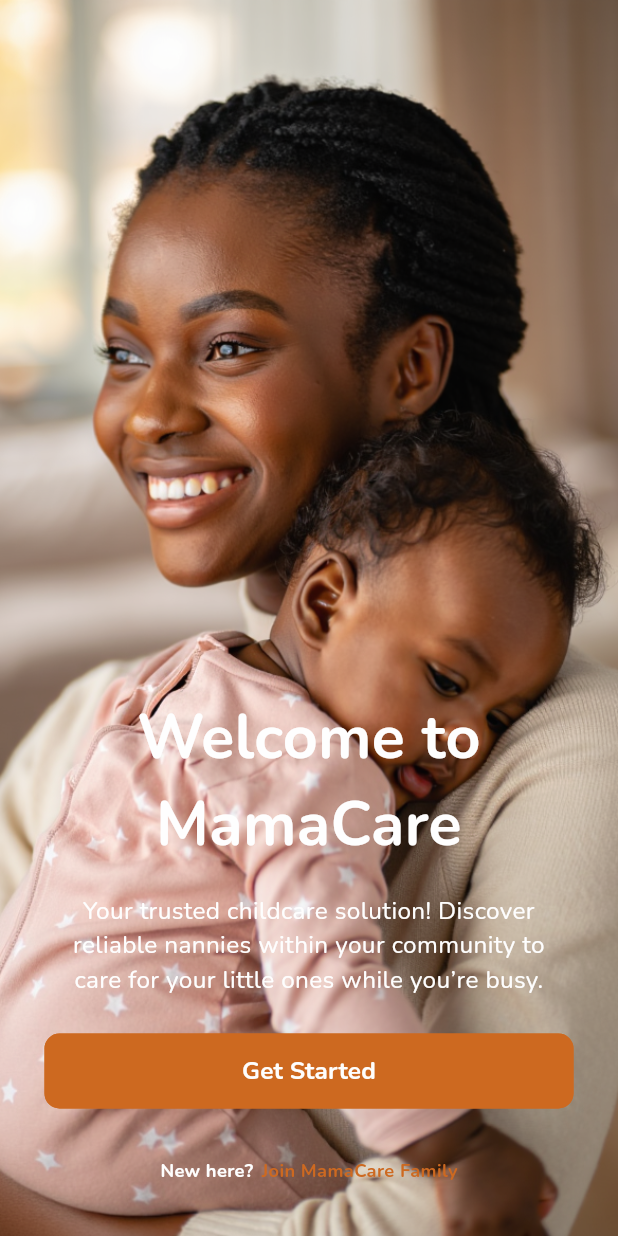
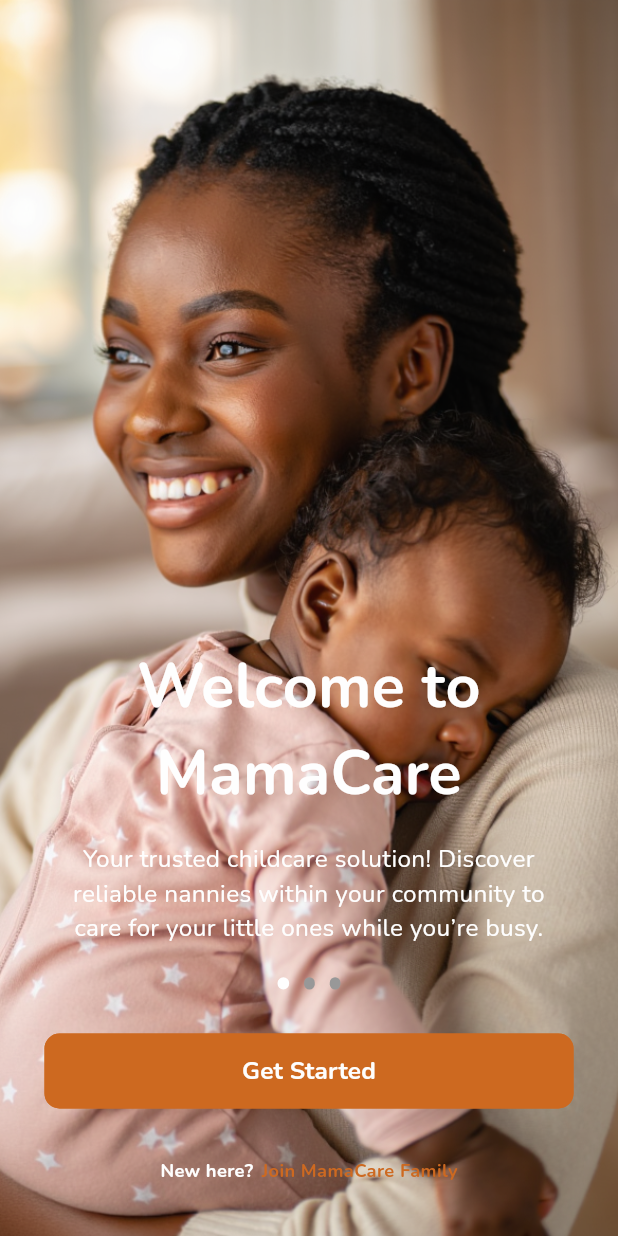
Before and after one commit to sparktechagency/Mother-Care, a Flutter app: the screen it shows after launch, on a phone screen of 412 x 824 dp. Run offline on Flutter 3.47's test engine with Material 3 defaults, Android fonts, the phone set to English and light mode, and no system bars; our stand-ins replace cached_network_image, dio, flutter_dotenv, flutter_html, flutter_screenutil, flutter_svg and 9 more; network calls fail.

Commit message:
complete onboarding two and three screen

```diff
--- a/lib/config/route/app_routes.dart
+++ b/lib/config/route/app_routes.dart
@@ -1,4 +1,6 @@
 import 'package:get/get.dart';
+import 'package:mother_care/features/onboarding_screen/screens/onboarding_screen_two.dart';
+import 'package:mother_care/features/onboarding_screen/screens/onboarding_three_screen.dart';
 import '../../features/auth/change_password/presentation/screen/change_password_screen.dart';
 import '../../features/auth/forgot password/presentation/screen/create_password.dart';
 import '../../features/auth/forgot password/presentation/screen/forgot_password.dart';
@@ -9,7 +11,7 @@
 import '../../features/message/presentation/screen/chat_screen.dart';
 import '../../features/message/presentation/screen/message_screen.dart';
 import '../../features/notifications/presentation/screen/notifications_screen.dart';
-import '../../features/onboarding_screen/onboarding_screen.dart';
+import '../../features/onboarding_screen/screens/onboarding_screen.dart';
 import '../../features/profile/presentation/screen/edit_profile.dart';
 import '../../features/profile/presentation/screen/profile_screen.dart';
 import '../../features/setting/presentation/screen/privacy_policy_screen.dart';
@@ -36,6 +38,8 @@
   static const String privacyPolicy = "/privacy_policy_screen.dart";
   static const String termsOfServices = "/terms_of_services_screen.dart";
   static const String setting = "/setting_screen.dart";
+  static const String onboardingTwoScreen = "/onboardingTwoScreen.dart";
+  static const String onboardingThreeScreen = "/onboardingThreeScreen.dart";
 
   static List<GetPage> routes = [
     GetPage(name: splash, page: () => const SplashScreen()),
@@ -55,5 +59,7 @@
     GetPage(name: privacyPolicy, page: () => const PrivacyPolicyScreen()),
     GetPage(name: termsOfServices, page: () => const TermsOfServicesScreen()),
     GetPage(name: setting, page: () => const SettingScreen()),
+    GetPage(name: onboardingTwoScreen, page: () => const OnboardingScreenTwo()),
+    GetPage(name: onboardingThreeScreen, page: () => const OnboardingScreenThree()),
   ];
 }
--- /dev/null
+++ b/lib/features/onboarding_screen/screens/onboarding_screen.dart
@@ -0,0 +1,112 @@
+import 'package:flutter/material.dart';
+import 'package:flutter_screenutil/flutter_screenutil.dart';
+import 'package:get/get.dart';
+import 'package:get/get_core/src/get_main.dart';
+import 'package:mother_care/component/button/common_button.dart';
+import 'package:mother_care/component/text/common_text.dart';
+import 'package:mother_care/config/route/app_routes.dart';
+import 'package:mother_care/features/onboarding_screen/widgets/dot_indecator.dart';
+import 'package:mother_care/utils/constants/app_colors.dart';
+import 'package:mother_care/utils/constants/app_string.dart';
+import 'package:mother_care/utils/extensions/extension.dart';
+import '../../../utils/constants/app_images.dart';
+
+
+
+class OnboardingScreen extends StatelessWidget {
+  const OnboardingScreen({super.key});
+
+  @override
+  Widget build(BuildContext context) {
+    return Scaffold(
+      body: Opacity(
+        opacity: 0.98,
+        child: Container(
+
+
+          width: double.infinity,
+          height: double.infinity,
+          decoration: BoxDecoration(
+            color: AppColors.black,
+            image: DecorationImage(
+              image: AssetImage(AppImages.onboardingOne),
+              fit: BoxFit.cover,
+            ),
+          ),
+          child: Column(
+            mainAxisAlignment: MainAxisAlignment.end,
+            children: [
+
+              CommonText(
+
+                  left: 50,
+                  color: AppColors.white,
+                  maxLines: 3,
+                  right: 50,
+                  fontSize: 40,
+                  fontWeight: FontWeight.w700,
+                  text: AppString.welcomeToMamaCare),
+
+
+              CommonText(
+                top: 16,
+
+                  left: 31,
+                  color: AppColors.white,
+                  maxLines: 3,
+                  right: 31,
+                  fontSize: 16,
+                  fontWeight: FontWeight.w400,
+                  text: AppString.onboardingOneDes),
+              16.height,
+
+              DotIndicator(selectIndex: 0),
+              24.height,
+
+
+              Padding(
+                padding:  EdgeInsets.symmetric(horizontal: 27.w),
+                child: CommonButton(
+                  onTap: (){
+                    Get.toNamed(AppRoutes.onboardingTwoScreen);
+                  },
+
+                    titleText: AppString.getStarted),
+              ),
+
+
+              32.height,
+
+              Row(
+                mainAxisAlignment: MainAxisAlignment.center,
+                children: [
+
+                  CommonText(
+
+                      fontSize: 12,
+                      fontWeight: FontWeight.w700,
+                      color: AppColors.white,
+                      text: AppString.newHere),
+
+                  5.width,
+
+                  CommonText(
+
+                      fontSize: 12,
+                      fontWeight: FontWeight.w700,
+                      color: AppColors.primaryColor,
+                      text: AppString.joinMamaCareFamily),
+                ],
+              ),
+
+              35.height
+
+            ],
+
+
+          ),
+        ),
+      ),
+    );
+  }
+}
--- /dev/null
+++ b/lib/features/onboarding_screen/widgets/dot_indecator.dart
@@ -0,0 +1,26 @@
+
+import 'package:flutter/material.dart';
+import 'package:flutter_screenutil/flutter_screenutil.dart';
+import 'package:mother_care/utils/constants/app_colors.dart';
+
+
+Center DotIndicator({required int selectIndex, int? maxdot}) {
+  return Center(
+    child: Row(
+      mainAxisAlignment: MainAxisAlignment.center,
+      children: List.generate(
+          maxdot??3,
+              (index) => Container(
+            margin: const EdgeInsets.all(5),
+            width:index == selectIndex? 7.w:7.h,
+            height: 8.h,
+            decoration: BoxDecoration(
+              borderRadius: BorderRadius.circular(20),
+              color: index == selectIndex
+                  ? AppColors.white
+                  : AppColors.textFiledColor,
+            ),
+          )),
+    ),
+  );
+}
--- a/lib/utils/constants/app_string.dart
+++ b/lib/utils/constants/app_string.dart
@@ -76,5 +76,9 @@
   static const String newHere = "New here?";
   static const String joinMamaCareFamily = "Join MamaCare Family";
   static const String welcomeToMamaCare = "Welcome to MamaCare";
+  static const String findTrustedNannies = "Find Trusted Nannies";
+  static const String bookAndPayWithEase = "Book and Pay with Ease";
+  static const String onboardingOneTwoDes = "Browse through profiles of experienced and trusted nannies. All caregivers ready to provide the best care for your children";
+  static const String onboardingOneThreeDes = "Simply book a nanny, select your preferred hours, and make secure payments all within the app. It's fast, easy, and safe!";
 
 }
```
Also changed, not shown: lib/features/onboarding_screen/screens/onboarding_screen_two.dart (added, +111 -0 lines), lib/features/onboarding_screen/screens/onboarding_three_screen.dart (renamed from lib/features/onboarding_screen/onboarding_screen.dart, +12 -7 lines).
